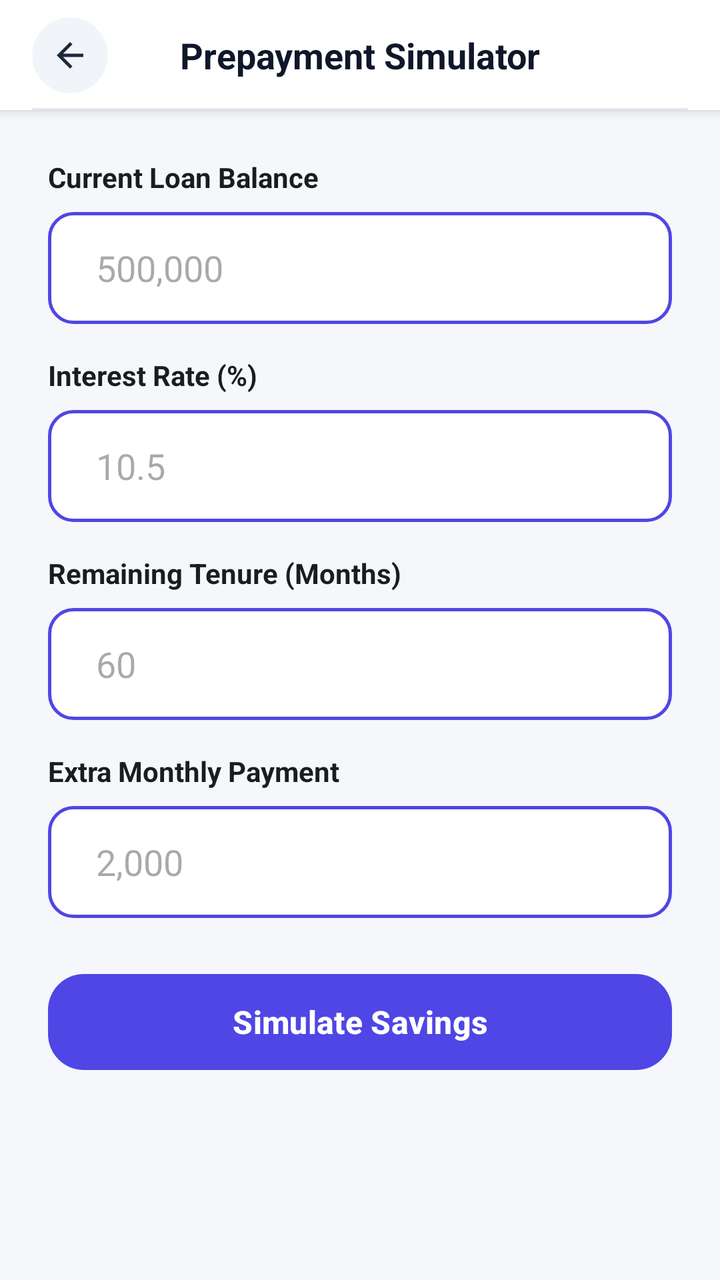
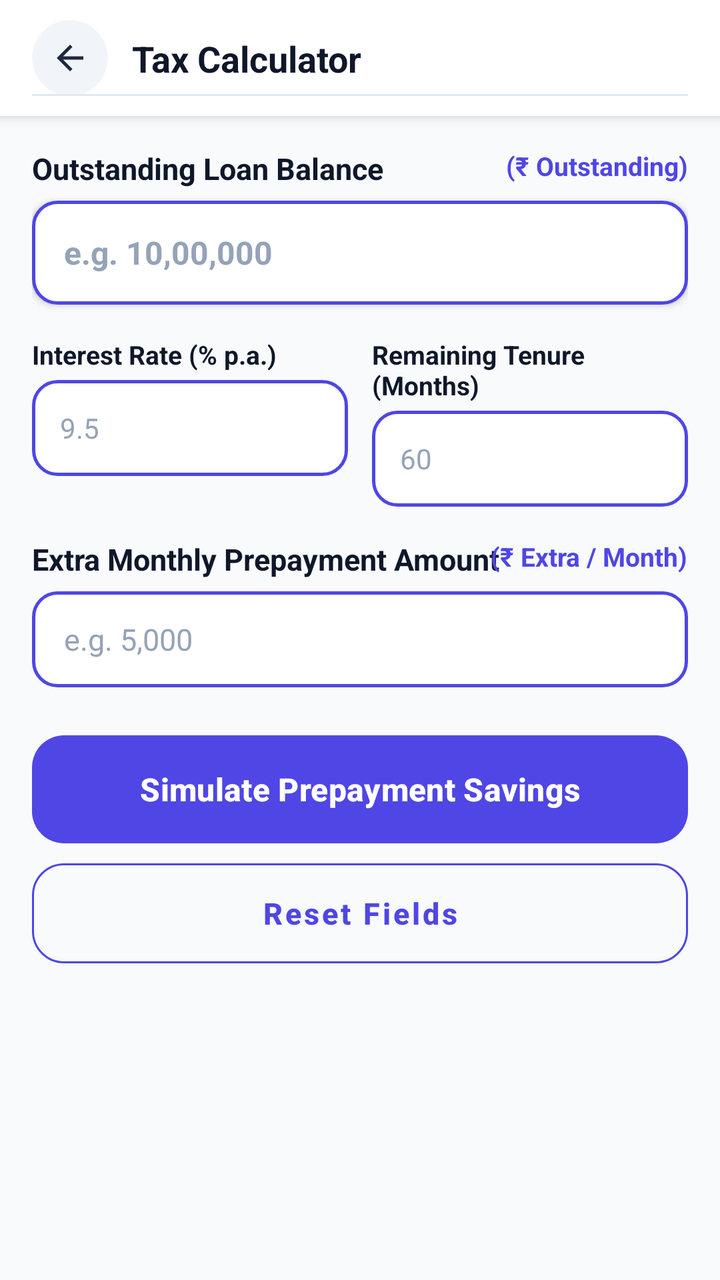

Compare the two renders of this Android layout. The source of the first and the diff that turns it into the second are given below.
<!-- AndroidManifest.xml: application theme Theme.Calculatoremi -->
<!-- res/layout/activity_prepayment_simulator.xml -->
<?xml version="1.0" encoding="utf-8"?>
<LinearLayout xmlns:android="http://schemas.android.com/apk/res/android"
    xmlns:app="http://schemas.android.com/apk/res-auto"
    android:layout_width="match_parent"
    android:layout_height="match_parent"
    android:background="#F5F7FB"
    android:orientation="vertical">

    
    <androidx.constraintlayout.widget.ConstraintLayout
        android:id="@+id/calculatorHeader"
        android:layout_width="match_parent"
        android:layout_height="55dp"
        android:background="@android:color/white"
        android:elevation="4dp"
        android:paddingStart="16dp"
        android:paddingEnd="16dp">

        <com.google.android.material.card.MaterialCardView
            android:id="@+id/btnBackContainer"
            android:layout_width="38dp"
            android:layout_height="38dp"
            app:cardBackgroundColor="#F1F5F9"
            app:cardCornerRadius="19dp"
            app:cardElevation="0dp"
            app:strokeWidth="0dp"
            app:layout_constraintBottom_toBottomOf="parent"
            app:layout_constraintStart_toStartOf="parent"
            app:layout_constraintTop_toTopOf="parent">

            <ImageView
                android:id="@+id/btnBack"
                android:layout_width="20dp"
                android:layout_height="20dp"
                android:layout_gravity="center"
                android:src="@drawable/ic_arrow_back"
                app:tint="#1E293B" />
        </com.google.android.material.card.MaterialCardView>

        <TextView
            android:id="@+id/txtTitle"
            android:layout_width="wrap_content"
            android:layout_height="wrap_content"
            android:text="Prepayment Simulator"
            android:textColor="#0F172A"
            android:textSize="18sp"
            android:textStyle="bold"
            app:layout_constraintBottom_toBottomOf="parent"
            app:layout_constraintEnd_toEndOf="parent"
            app:layout_constraintStart_toStartOf="parent"
            app:layout_constraintTop_toTopOf="parent" />

        <View
            android:layout_width="match_parent"
            android:layout_height="1dp"
            android:background="#E2E8F0"
            app:layout_constraintBottom_toBottomOf="parent" />

    </androidx.constraintlayout.widget.ConstraintLayout>

    <androidx.core.widget.NestedScrollView
        android:layout_width="match_parent"
        android:layout_height="match_parent"
        android:fillViewport="true">

        <LinearLayout
            android:layout_width="match_parent"
            android:layout_height="wrap_content"
            android:orientation="vertical"
            android:padding="24dp">

            
            <TextView
                android:layout_width="wrap_content"
                android:layout_height="wrap_content"
                android:text="Current Loan Balance"
                android:textColor="#191C21"
                android:textSize="14sp"
                android:textStyle="bold"
                android:layout_marginBottom="8dp" />

            <EditText
                android:id="@+id/etBalance"
                android:layout_width="match_parent"
                android:layout_height="56dp"
                android:background="@drawable/numeric_input_border"
                android:hint="500,000"
                android:inputType="numberDecimal"
                android:paddingHorizontal="24dp"
                android:textColor="@color/black"
                android:layout_marginBottom="16dp" />

            
            <TextView
                android:layout_width="wrap_content"
                android:layout_height="wrap_content"
                android:text="Interest Rate (%)"
                android:textColor="#191C21"
                android:textSize="14sp"
                android:textStyle="bold"
                android:layout_marginBottom="8dp" />

            <EditText
                android:id="@+id/etRate"
                android:layout_width="match_parent"
                android:layout_height="56dp"
                android:background="@drawable/numeric_input_border"
                android:hint="10.5"
                android:inputType="numberDecimal"
                android:paddingHorizontal="24dp"
                android:textColor="@color/black"
                android:layout_marginBottom="16dp" />

            
            <TextView
                android:layout_width="wrap_content"
                android:layout_height="wrap_content"
                android:text="Remaining Tenure (Months)"
                android:textColor="#191C21"
                android:textSize="14sp"
                android:textStyle="bold"
                android:layout_marginBottom="8dp" />

            <EditText
                android:id="@+id/etMonths"
                android:layout_width="match_parent"
                android:layout_height="56dp"
                android:background="@drawable/numeric_input_border"
                android:hint="60"
                android:inputType="number"
                android:paddingHorizontal="24dp"
                android:textColor="@color/black"
                android:layout_marginBottom="16dp" />

            
            <TextView
                android:layout_width="wrap_content"
                android:layout_height="wrap_content"
                android:text="Extra Monthly Payment"
                android:textColor="#191C21"
                android:textSize="14sp"
                android:textStyle="bold"
                android:layout_marginBottom="8dp" />

            <EditText
                android:id="@+id/etExtraPay"
                android:layout_width="match_parent"
                android:layout_height="56dp"
                android:background="@drawable/numeric_input_border"
                android:hint="2,000"
                android:inputType="numberDecimal"
                android:paddingHorizontal="24dp"
                android:textColor="@color/black"
                android:layout_marginBottom="24dp" />

            <com.google.android.material.button.MaterialButton
                android:id="@+id/btnSimulate"
                android:layout_width="match_parent"
                android:layout_height="56dp"
                android:text="Simulate Savings"
                android:textAllCaps="false"
                android:textColor="@android:color/white"
                android:textSize="16sp"
                android:textStyle="bold"
                app:backgroundTint="@color/primary"
                app:cornerRadius="18dp"
                android:layout_marginBottom="24dp" />

            
            <com.google.android.material.card.MaterialCardView
                android:id="@+id/cardResult"
                android:layout_width="match_parent"
                android:layout_height="wrap_content"
                android:visibility="gone"
                app:cardCornerRadius="20dp"
                app:cardElevation="3dp"
                app:strokeWidth="0dp">

                <LinearLayout
                    android:layout_width="match_parent"
                    android:layout_height="wrap_content"
                    android:orientation="vertical"
                    android:padding="20dp"
                    android:background="@drawable/bg_gradient">

                    <TextView
                        android:layout_width="wrap_content"
                        android:layout_height="wrap_content"
                        android:text="Prepayment Simulation Results"
                        android:textColor="#E3F2FD"
                        android:textSize="14sp"
                        android:textStyle="bold" />

                    <TextView
                        android:id="@+id/txtInterestSaved"
                        android:layout_width="wrap_content"
                        android:layout_height="wrap_content"
                        android:layout_marginTop="12dp"
                        android:text="Total Interest Saved: $0.00"
                        android:textColor="#FFFFFF"
                        android:textSize="20sp"
                        android:textStyle="bold" />

                    <TextView
                        android:id="@+id/txtTimeSaved"
                        android:layout_width="wrap_content"
                        android:layout_height="wrap_content"
                        android:layout_marginTop="8dp"
                        android:text="Tenure Reduced By: 0 months"
                        android:textColor="#EAF6FF"
                        android:textSize="16sp" />

                </LinearLayout>
            </com.google.android.material.card.MaterialCardView>

        </LinearLayout>
    </androidx.core.widget.NestedScrollView>

</LinearLayout>
<!-- resources referenced by this layout -->
<resources>
  <color name="black">#FF000000</color>
  <color name="primary">#4F46E5</color>
  <!-- drawable bg_gradient (drawable) -->
  <?xml version="1.0" encoding="utf-8"?>
  <shape xmlns:android="http://schemas.android.com/apk/res/android"
      android:shape="rectangle">
      <gradient
          android:angle="270"
          android:startColor="#00C2FF"
          android:endColor="#0052D4"
          android:type="linear" />
  </shape>
  <!-- drawable ic_arrow_back (drawable) -->
  <vector xmlns:android="http://schemas.android.com/apk/res/android"
      android:width="24dp"
      android:height="24dp"
      android:viewportWidth="960"
      android:viewportHeight="960">
    <path
        android:pathData="m313,520 l224,224 -57,56 -320,-320 320,-320 57,56 -224,224h487v80L313,520Z"
        android:fillColor="#e3e3e3"/>
  </vector>
  <!-- drawable numeric_input_border (drawable) -->
  <?xml version="1.0" encoding="utf-8"?>
  <shape xmlns:android="http://schemas.android.com/apk/res/android"
      android:shape="rectangle">
  
      <solid android:color="@color/white"/>
  
      <stroke
          android:width="1.5dp"
          android:color="#4F46E5"/>
  
      <corners android:radius="12dp"/>
  </shape>
  <style name="Theme.Calculatoremi" parent="Base.Theme.Calculatoremi" />
  <color name="white">#FFFFFFFF</color>
  <style name="Base.Theme.Calculatoremi" parent="Theme.Material3.DayNight.NoActionBar">
          <item name="android:statusBarColor">@android:color/transparent</item>
          <item name="android:navigationBarColor">@android:color/transparent</item>
          <item name="android:windowLightStatusBar">false</item>
          <item name="android:windowLightNavigationBar">true</item>
          <item name="colorPrimary">@color/primary</item>
          <item name="colorOnPrimary">#FFFFFF</item>
          <item name="colorSecondary">@color/gradient_accent</item>
          <item name="colorOnSecondary">#FFFFFF</item>
      </style>
  <color name="gradient_accent">#818CF8</color>
</resources>

<!-- the commit's change to res/layout/activity_prepayment_simulator.xml (unified diff, before → after) -->
@@ -3,217 +3,262 @@
     xmlns:app="http://schemas.android.com/apk/res-auto"
     android:layout_width="match_parent"
     android:layout_height="match_parent"
-    android:background="#F5F7FB"
+    android:background="#F8FAFC"
     android:orientation="vertical">
 
     
-    <androidx.constraintlayout.widget.ConstraintLayout
-        android:id="@+id/calculatorHeader"
-        android:layout_width="match_parent"
-        android:layout_height="55dp"
-        android:background="@android:color/white"
-        android:elevation="4dp"
-        android:paddingStart="16dp"
-        android:paddingEnd="16dp">
-
-        <com.google.android.material.card.MaterialCardView
-            android:id="@+id/btnBackContainer"
-            android:layout_width="38dp"
-            android:layout_height="38dp"
-            app:cardBackgroundColor="#F1F5F9"
-            app:cardCornerRadius="19dp"
-            app:cardElevation="0dp"
-            app:strokeWidth="0dp"
-            app:layout_constraintBottom_toBottomOf="parent"
-            app:layout_constraintStart_toStartOf="parent"
-            app:layout_constraintTop_toTopOf="parent">
-
-            <ImageView
-                android:id="@+id/btnBack"
-                android:layout_width="20dp"
-                android:layout_height="20dp"
-                android:layout_gravity="center"
-                android:src="@drawable/ic_arrow_back"
-                app:tint="#1E293B" />
-        </com.google.android.material.card.MaterialCardView>
-
-        <TextView
-            android:id="@+id/txtTitle"
-            android:layout_width="wrap_content"
-            android:layout_height="wrap_content"
-            android:text="Prepayment Simulator"
-            android:textColor="#0F172A"
-            android:textSize="18sp"
-            android:textStyle="bold"
-            app:layout_constraintBottom_toBottomOf="parent"
-            app:layout_constraintEnd_toEndOf="parent"
-            app:layout_constraintStart_toStartOf="parent"
-            app:layout_constraintTop_toTopOf="parent" />
-
-        <View
-            android:layout_width="match_parent"
-            android:layout_height="1dp"
-            android:background="#E2E8F0"
-            app:layout_constraintBottom_toBottomOf="parent" />
-
-    </androidx.constraintlayout.widget.ConstraintLayout>
-
+    <include layout="@layout/layout_calculator_header" />
+
+    
     <androidx.core.widget.NestedScrollView
         android:layout_width="match_parent"
         android:layout_height="match_parent"
+        android:clipToPadding="false"
+        android:paddingBottom="40dp"
         android:fillViewport="true">
 
         <LinearLayout
             android:layout_width="match_parent"
             android:layout_height="wrap_content"
             android:orientation="vertical"
-            android:padding="24dp">
-
-            
-            <TextView
-                android:layout_width="wrap_content"
+            android:padding="16dp">
+
+            
+            <RelativeLayout
+                android:layout_width="match_parent"
                 android:layout_height="wrap_content"
-                android:text="Current Loan Balance"
-                android:textColor="#191C21"
-                android:textSize="14sp"
-                android:textStyle="bold"
-                android:layout_marginBottom="8dp" />
+                android:layout_marginBottom="6dp">
+
+                <TextView
+                    android:layout_width="wrap_content"
+                    android:layout_height="wrap_content"
+                    android:layout_alignParentStart="true"
+                    android:text="Outstanding Loan Balance"
+                    android:textColor="#0F172A"
+                    android:textSize="15sp"
+                    android:textStyle="bold" />
+
+                <TextView
+                    android:layout_width="wrap_content"
+                    android:layout_height="wrap_content"
+                    android:layout_alignParentEnd="true"
+                    android:text="(₹ Outstanding)"
+                    android:textColor="@color/primary"
+                    android:textSize="13sp"
+                    android:textStyle="bold" />
+            </RelativeLayout>
 
             <EditText
                 android:id="@+id/etBalance"
                 android:layout_width="match_parent"
-                android:layout_height="56dp"
+                android:layout_height="52dp"
                 android:background="@drawable/numeric_input_border"
-                android:hint="500,000"
+                android:elevation="2dp"
+                android:hint="e.g. 10,00,000"
+                android:textColorHint="#94A3B8"
                 android:inputType="numberDecimal"
-                android:paddingHorizontal="24dp"
-                android:textColor="@color/black"
-                android:layout_marginBottom="16dp" />
-
-            
-            <TextView
-                android:layout_width="wrap_content"
+                android:paddingHorizontal="16dp"
+                android:textColor="#0F172A"
+                android:textSize="16sp"
+                android:textStyle="bold" />
+
+            
+            <LinearLayout
+                android:layout_width="match_parent"
                 android:layout_height="wrap_content"
-                android:text="Interest Rate (%)"
-                android:textColor="#191C21"
-                android:textSize="14sp"
-                android:textStyle="bold"
-                android:layout_marginBottom="8dp" />
-
-            <EditText
-                android:id="@+id/etRate"
-                android:layout_width="match_parent"
-                android:layout_height="56dp"
-                android:background="@drawable/numeric_input_border"
-                android:hint="10.5"
-                android:inputType="numberDecimal"
-                android:paddingHorizontal="24dp"
-                android:textColor="@color/black"
-                android:layout_marginBottom="16dp" />
-
-            
-            <TextView
-                android:layout_width="wrap_content"
-                android:layout_height="wrap_content"
-                android:text="Remaining Tenure (Months)"
-                android:textColor="#191C21"
-                android:textSize="14sp"
-                android:textStyle="bold"
-                android:layout_marginBottom="8dp" />
-
-            <EditText
-                android:id="@+id/etMonths"
-                android:layout_width="match_parent"
-                android:layout_height="56dp"
-                android:background="@drawable/numeric_input_border"
-                android:hint="60"
-                android:inputType="number"
-                android:paddingHorizontal="24dp"
-                android:textColor="@color/black"
-                android:layout_marginBottom="16dp" />
-
-            
-            <TextView
-                android:layout_width="wrap_content"
-                android:layout_height="wrap_content"
-                android:text="Extra Monthly Payment"
-                android:textColor="#191C21"
-                android:textSize="14sp"
-                android:textStyle="bold"
-                android:layout_marginBottom="8dp" />
-
-            <EditText
-                android:id="@+id/etExtraPay"
-                android:layout_width="match_parent"
-                android:layout_height="56dp"
-                android:background="@drawable/numeric_input_border"
-                android:hint="2,000"
-                android:inputType="numberDecimal"
-                android:paddingHorizontal="24dp"
-                android:textColor="@color/black"
-                android:layout_marginBottom="24dp" />
-
-            <com.google.android.material.button.MaterialButton
-                android:id="@+id/btnSimulate"
-                android:layout_width="match_parent"
-                android:layout_height="56dp"
-                android:text="Simulate Savings"
-                android:textAllCaps="false"
-                android:textColor="@android:color/white"
-                android:textSize="16sp"
-                android:textStyle="bold"
-                app:backgroundTint="@color/primary"
-                app:cornerRadius="18dp"
-                android:layout_marginBottom="24dp" />
-
-            
-            <com.google.android.material.card.MaterialCardView
-                android:id="@+id/cardResult"
-                android:layout_width="match_parent"
-                android:layout_height="wrap_content"
-                android:visibility="gone"
-                app:cardCornerRadius="20dp"
-                app:cardElevation="3dp"
-                app:strokeWidth="0dp">
+                android:layout_marginTop="16dp"
+                android:orientation="horizontal">
 
                 <LinearLayout
-                    android:layout_width="match_parent"
-                    android:layout_height="wrap_content"
-                    android:orientation="vertical"
-                    android:padding="20dp"
-                    android:background="@drawable/bg_gradient">
+                    android:layout_width="0dp"
+                    android:layout_height="wrap_content"
+                    android:layout_weight="1"
+                    android:layout_marginEnd="6dp"
+                    android:orientation="vertical">
 
                     <TextView
                         android:layout_width="wrap_content"
                         android:layout_height="wrap_content"
-                        android:text="Prepayment Simulation Results"
-                        android:textColor="#E3F2FD"
-                        android:textSize="14sp"
+                        android:layout_marginBottom="4dp"
+                        android:text="Interest Rate (% p.a.)"
+                        android:textColor="#0F172A"
+                        android:textSize="13sp"
                         android:textStyle="bold" />
 
+                    <EditText
+                        android:id="@+id/etRate"
+                        android:layout_width="match_parent"
+                        android:layout_height="48dp"
+                        android:background="@drawable/numeric_input_border"
+                        android:hint="9.5"
+                        android:textColorHint="#94A3B8"
+                        android:inputType="numberDecimal"
+                        android:paddingHorizontal="14dp"
+                        android:textColor="#0F172A"
+                        android:textSize="14sp" />
+                </LinearLayout>
+
+                <LinearLayout
+                    android:layout_width="0dp"
+                    android:layout_height="wrap_content"
+                    android:layout_weight="1"
+                    android:layout_marginStart="6dp"
+                    android:orientation="vertical">
+
                     <TextView
-                        android:id="@+id/txtInterestSaved"
                         android:layout_width="wrap_content"
                         android:layout_height="wrap_content"
-                        android:layout_marginTop="12dp"
-                        android:text="Total Interest Saved: $0.00"
-                        android:textColor="#FFFFFF"
-                        android:textSize="20sp"
+                        android:layout_marginBottom="4dp"
+                        android:text="Remaining Tenure (Months)"
+                        android:textColor="#0F172A"
+                        android:textSize="13sp"
                         android:textStyle="bold" />
 
-                    <TextView
-                        android:id="@+id/txtTimeSaved"
-                        android:layout_width="wrap_content"
-                        android:layout_height="wrap_content"
-                        android:layout_marginTop="8dp"
-                        android:text="Tenure Reduced By: 0 months"
-                        android:textColor="#EAF6FF"
-                        android:textSize="16sp" />
-
+                    <EditText
+                        android:id="@+id/etMonths"
+                        android:layout_width="match_parent"
+                        android:layout_height="48dp"
+                        android:background="@drawable/numeric_input_border"
+                        android:hint="60"
+                        android:textColorHint="#94A3B8"
+                        android:inputType="number"
+                        android:paddingHorizontal="14dp"
+                        android:textColor="#0F172A"
+                        android:textSize="14sp" />
                 </LinearLayout>
-            </com.google.android.material.card.MaterialCardView>
+            </LinearLayout>
+
+            
+            <RelativeLayout
+                android:layout_width="match_parent"
+                android:layout_height="wrap_content"
+                android:layout_marginTop="16dp"
+                android:layout_marginBottom="6dp">
+
+                <TextView
+                    android:layout_width="wrap_content"
+                    android:layout_height="wrap_content"
+                    android:layout_alignParentStart="true"
+                    android:text="Extra Monthly Prepayment Amount"
+                    android:textColor="#0F172A"
+                    android:textSize="15sp"
+                    android:textStyle="bold" />
+
+                <TextView
+                    android:layout_width="wrap_content"
+                    android:layout_height="wrap_content"
+                    android:layout_alignParentEnd="true"
+                    android:text="(₹ Extra / Month)"
+                    android:textColor="@color/primary"
+                    android:textSize="13sp"
+                    android:textStyle="bold" />
+            </RelativeLayout>
+
+            <EditText
+                android:id="@+id/etExtraPay"
+                android:layout_width="match_parent"
+                android:layout_height="48dp"
+                android:layout_marginBottom="24dp"
+                android:background="@drawable/numeric_input_border"
+                android:hint="e.g. 5,000"
+                android:textColorHint="#94A3B8"
+                android:inputType="numberDecimal"
+                android:paddingHorizontal="16dp"
+                android:textColor="#0F172A"
+                android:textSize="15sp" />
+
+            
+            <com.google.android.material.button.MaterialButton
+                android:id="@+id/btnCalculate"
+                android:layout_width="match_parent"
+                android:layout_height="54dp"
+                android:text="Simulate Prepayment Savings"
+                android:textAllCaps="false"
+                android:textColor="#FFFFFF"
+                android:textSize="16sp"
+                android:textStyle="bold"
+                android:insetTop="0dp"
+                android:insetBottom="0dp"
+                app:backgroundTint="@color/primary"
+                app:cornerRadius="16dp" />
+
+            <com.google.android.material.button.MaterialButton
+                android:id="@+id/btnReset"
+                style="@style/Widget.MaterialComponents.Button.OutlinedButton"
+                android:layout_width="match_parent"
+                android:layout_height="50dp"
+                android:layout_marginTop="10dp"
+                android:text="Reset Fields"
+                android:textAllCaps="false"
+                android:textColor="@color/primary"
+                android:textSize="15sp"
+                android:textStyle="bold"
+                android:insetTop="0dp"
+                android:insetBottom="0dp"
+                app:cornerRadius="16dp"
+                app:strokeColor="@color/primary" />
 
         </LinearLayout>
     </androidx.core.widget.NestedScrollView>
 
 </LinearLayout>
+<!-- res/layout/layout_calculator_header.xml (included above) -->
+<?xml version="1.0" encoding="utf-8"?>
+<androidx.constraintlayout.widget.ConstraintLayout xmlns:android="http://schemas.android.com/apk/res/android"
+    xmlns:app="http://schemas.android.com/apk/res-auto"
+    android:id="@+id/calculatorHeader"
+    android:layout_width="match_parent"
+    android:layout_height="wrap_content"
+    android:minHeight="56dp"
+    android:background="@android:color/white"
+    android:elevation="4dp"
+    android:paddingStart="16dp"
+    android:paddingEnd="16dp"
+    android:paddingTop="10dp"
+    android:paddingBottom="10dp">
+
+    <com.google.android.material.card.MaterialCardView
+        android:id="@+id/btnBackContainer"
+        android:layout_width="38dp"
+        android:layout_height="38dp"
+        app:cardBackgroundColor="#F1F5F9"
+        app:cardCornerRadius="19dp"
+        app:cardElevation="0dp"
+        app:strokeWidth="0dp"
+        app:layout_constraintBottom_toBottomOf="parent"
+        app:layout_constraintStart_toStartOf="parent"
+        app:layout_constraintTop_toTopOf="parent">
+
+        <ImageView
+            android:id="@+id/btnBack"
+            android:layout_width="20dp"
+            android:layout_height="20dp"
+            android:layout_gravity="center"
+            android:src="@drawable/ic_arrow_back"
+            app:tint="#1E293B" />
+    </com.google.android.material.card.MaterialCardView>
+
+    <TextView
+        android:id="@+id/txtTitle"
+        android:layout_width="0dp"
+        android:layout_height="wrap_content"
+        android:layout_marginStart="12dp"
+        android:layout_marginEnd="12dp"
+        android:text="Tax Calculator"
+        android:textColor="#0F172A"
+        android:textSize="18sp"
+        android:textStyle="bold"
+        android:maxLines="1"
+        android:ellipsize="end"
+        app:layout_constraintBottom_toBottomOf="parent"
+        app:layout_constraintEnd_toEndOf="parent"
+        app:layout_constraintStart_toEndOf="@id/btnBackContainer"
+        app:layout_constraintTop_toTopOf="parent" />
+
+    <View
+        android:layout_width="match_parent"
+        android:layout_height="1dp"
+        android:background="#E2E8F0"
+        app:layout_constraintBottom_toBottomOf="parent" />
+
+</androidx.constraintlayout.widget.ConstraintLayout>
<!-- resource entries referenced after the edit -->
@@ -1,17 +1,6 @@
 <!-- resources referenced by this layout -->
 <resources>
-  <color name="black">#FF000000</color>
   <color name="primary">#4F46E5</color>
-  <!-- drawable bg_gradient (drawable) -->
-  <?xml version="1.0" encoding="utf-8"?>
-  <shape xmlns:android="http://schemas.android.com/apk/res/android"
-      android:shape="rectangle">
-      <gradient
-          android:angle="270"
-          android:startColor="#00C2FF"
-          android:endColor="#0052D4"
-          android:type="linear" />
-  </shape>
   <!-- drawable ic_arrow_back (drawable) -->
   <vector xmlns:android="http://schemas.android.com/apk/res/android"
       android:width="24dp"
@@ -40,7 +29,7 @@
   <style name="Base.Theme.Calculatoremi" parent="Theme.Material3.DayNight.NoActionBar">
           <item name="android:statusBarColor">@android:color/transparent</item>
           <item name="android:navigationBarColor">@android:color/transparent</item>
-          <item name="android:windowLightStatusBar">false</item>
+          <item name="android:windowLightStatusBar">true</item>
           <item name="android:windowLightNavigationBar">true</item>
           <item name="colorPrimary">@color/primary</item>
           <item name="colorOnPrimary">#FFFFFF</item>
